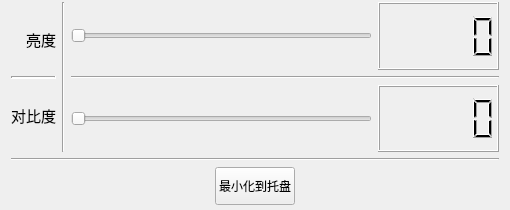
Old version of the form main_ui.ui in the repository weixusheng/Pyside2-MonitorControl.
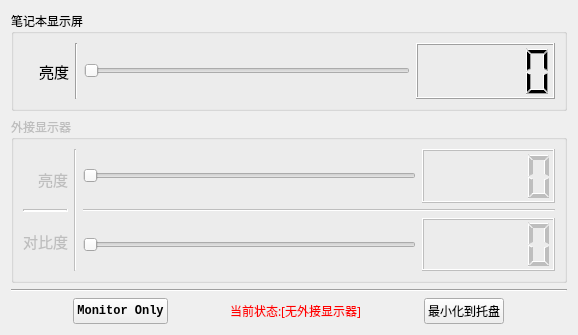
New version of the form.

Commit message: 增加双显示器选项

```diff
--- a/main_ui.ui
+++ b/main_ui.ui
@@ -6,26 +6,91 @@
    <rect>
     <x>0</x>
     <y>0</y>
-    <width>510</width>
-    <height>210</height>
+    <width>578</width>
+    <height>335</height>
    </rect>
   </property>
   <property name="maximumSize">
    <size>
-    <width>510</width>
-    <height>210</height>
+    <width>1000</width>
+    <height>500</height>
    </size>
   </property>
   <property name="windowTitle">
    <string>Monitor Control</string>
   </property>
-  <layout class="QVBoxLayout" name="verticalLayout_3" stretch="4,0,1">
-   <property name="topMargin">
-    <number>2</number>
-   </property>
-   <property name="bottomMargin">
-    <number>5</number>
-   </property>
+  <layout class="QVBoxLayout" name="verticalLayout_3" stretch="3,5,0,0">
+   <item>
+    <widget class="QGroupBox" name="groupBox_2">
+     <property name="font">
+      <font>
+       <family>黑体</family>
+       <weight>50</weight>
+       <bold>false</bold>
+      </font>
+     </property>
+     <property name="title">
+      <string>笔记本显示屏</string>
+     </property>
+     <layout class="QHBoxLayout" name="horizontalLayout_7">
+      <item>
+       <layout class="QHBoxLayout" name="horizontalLayout_6" stretch="1,1,7,3">
+        <item>
+         <widget class="QLabel" name="label_3">
+          <property name="font">
+           <font>
+            <family>黑体</family>
+            <pointsize>11</pointsize>
+            <weight>50</weight>
+            <bold>false</bold>
+           </font>
+          </property>
+          <property name="text">
+           <string>亮度</string>
+          </property>
+          <property name="alignment">
+           <set>Qt::AlignRight|Qt::AlignTrailing|Qt::AlignVCenter</set>
+          </property>
+         </widget>
+        </item>
+        <item>
+         <widget class="Line" name="line_5">
+          <property name="orientation">
+           <enum>Qt::Vertical</enum>
+          </property>
+         </widget>
+        </item>
+        <item>
+         <widget class="QSlider" name="horizontalSlider_3">
+          <property name="orientation">
+           <enum>Qt::Horizontal</enum>
+          </property>
+         </widget>
+        </item>
+        <item>
+         <widget class="QLCDNumber" name="lcdNumber_3"/>
+        </item>
+       </layout>
+      </item>
+     </layout>
+    </widget>
+   </item>
+   <item>
+    <widget class="QGroupBox" name="groupBox">
+     <property name="enabled">
+      <bool>false</bool>
+     </property>
+     <property name="font">
+      <font>
+       <family>黑体</family>
+       <weight>50</weight>
+       <bold>false</bold>
+      </font>
+     </property>
+     <property name="title">
+      <string>外接显示器</string>
+     </property>
+     <layout class="QHBoxLayout" name="horizontalLayout_5">
    <item>
     <layout class="QHBoxLayout" name="horizontalLayout_3">
      <item>
@@ -63,7 +128,7 @@
        <item>
         <widget class="Line" name="line_3">
          <property name="enabled">
-          <bool>true</bool>
+             <bool>false</bool>
          </property>
          <property name="sizePolicy">
           <sizepolicy hsizetype="Minimum" vsizetype="Fixed">
@@ -159,6 +224,9 @@
      </item>
     </layout>
    </item>
+     </layout>
+    </widget>
+   </item>
    <item>
     <widget class="Line" name="line_2">
      <property name="orientation">
@@ -171,6 +239,49 @@
      <property name="spacing">
       <number>0</number>
      </property>
+     <item>
+      <widget class="QPushButton" name="pushButton_2">
+       <property name="sizePolicy">
+        <sizepolicy hsizetype="Fixed" vsizetype="Expanding">
+         <horstretch>0</horstretch>
+         <verstretch>0</verstretch>
+        </sizepolicy>
+       </property>
+       <property name="font">
+        <font>
+         <family>Consolas</family>
+         <weight>75</weight>
+         <bold>true</bold>
+        </font>
+       </property>
+       <property name="text">
+        <string>Monitor Only</string>
+       </property>
+      </widget>
+     </item>
+     <item>
+      <widget class="QLabel" name="label_4">
+       <property name="sizePolicy">
+        <sizepolicy hsizetype="Fixed" vsizetype="Minimum">
+         <horstretch>0</horstretch>
+         <verstretch>0</verstretch>
+        </sizepolicy>
+       </property>
+       <property name="font">
+        <font>
+         <family>黑体</family>
+        </font>
+       </property>
+       <property name="styleSheet">
+        <string notr="true">#label_4{
+color:red
+}</string>
+       </property>
+       <property name="text">
+        <string>当前状态:[无外接显示器]</string>
+       </property>
+      </widget>
+     </item>
      <item>
       <widget class="QPushButton" name="pushButton">
        <property name="sizePolicy">
@@ -179,6 +290,11 @@
          <verstretch>0</verstretch>
         </sizepolicy>
        </property>
+       <property name="font">
+        <font>
+         <family>黑体</family>
+        </font>
+       </property>
        <property name="text">
         <string>最小化到托盘</string>
        </property>
```
Lines whose indentation alone changed are shown as unchanged. The commit also changes 228 other files.
